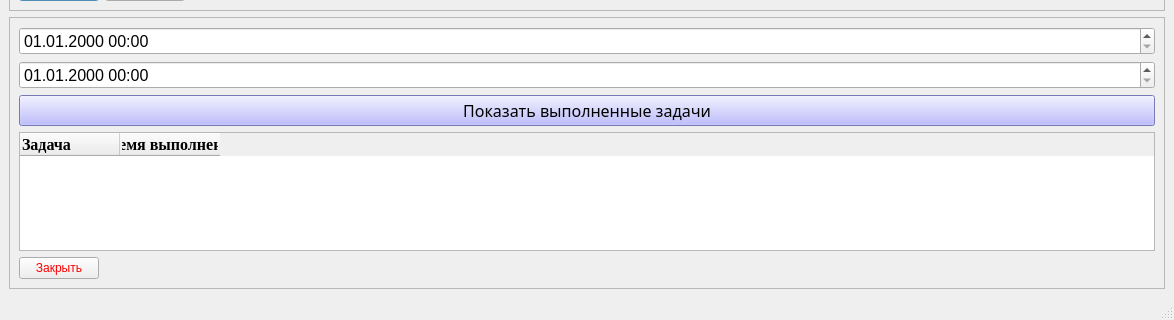
basalygaanna/TaskPlanner, file TaskPlanner.ui: the form before one commit; both pictures show x 0 to 1174 and y 451 to 771 of the 1174 by 771 pixel window.
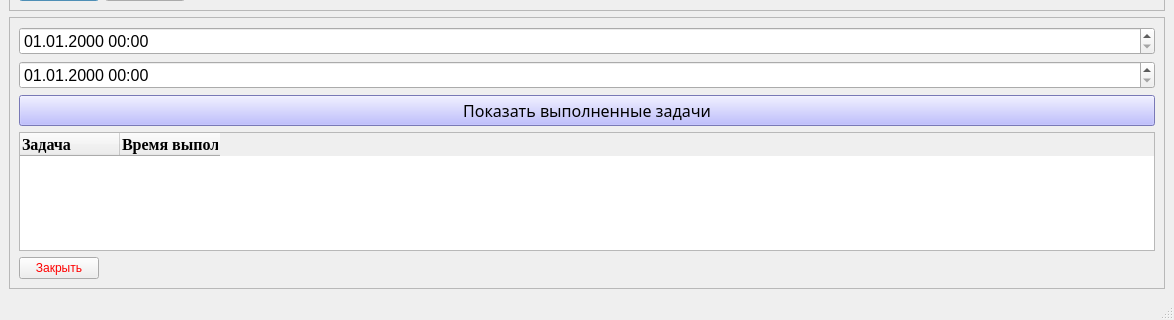
The form after the commit. Icons and pictures are not drawn.

```diff
--- a/TaskPlanner.ui
+++ b/TaskPlanner.ui
@@ -694,7 +694,7 @@
            </font>
           </property>
           <property name="textAlignment">
-           <set>AlignCenter</set>
+           <set>AlignLeading|AlignVCenter</set>
           </property>
          </column>
         </widget>
```
Left out of the diff: 16 changed lines with no effect on the pictures.
